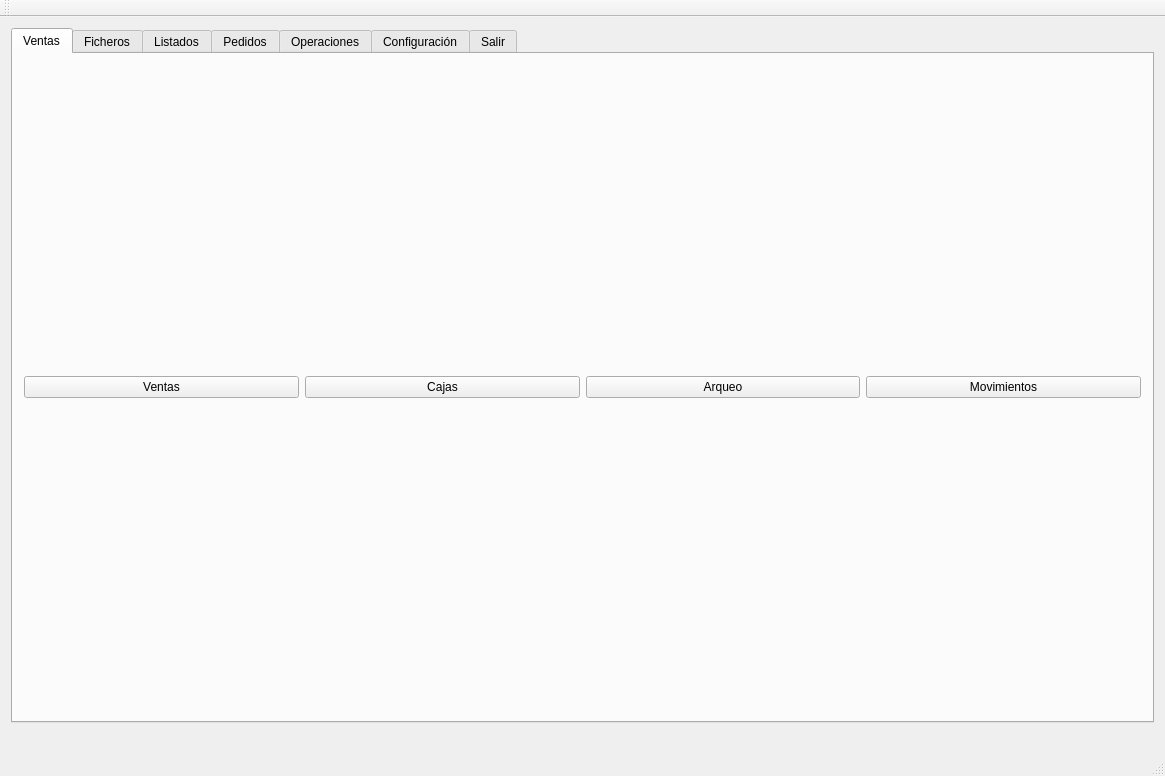
Old version of the form tienda.ui in the repository Ladis72/tienda.
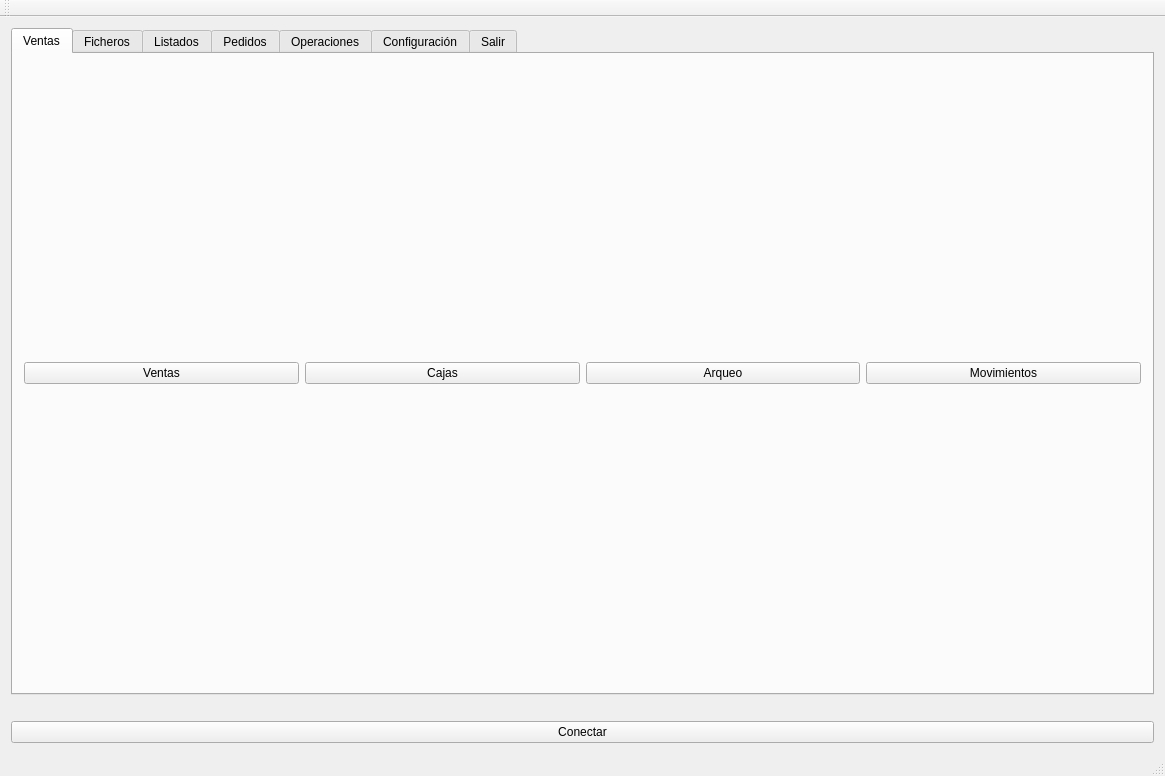
New version of the form. Icons and pictures are not drawn.

```diff
--- a/tienda.ui
+++ b/tienda.ui
@@ -411,6 +411,13 @@
       </property>
      </widget>
     </item>
+    <item row="2" column="1">
+     <widget class="QPushButton" name="pushButtonConectar">
+      <property name="text">
+       <string>Conectar</string>
+      </property>
+     </widget>
+    </item>
    </layout>
   </widget>
   <widget class="QToolBar" name="mainToolBar">
```
